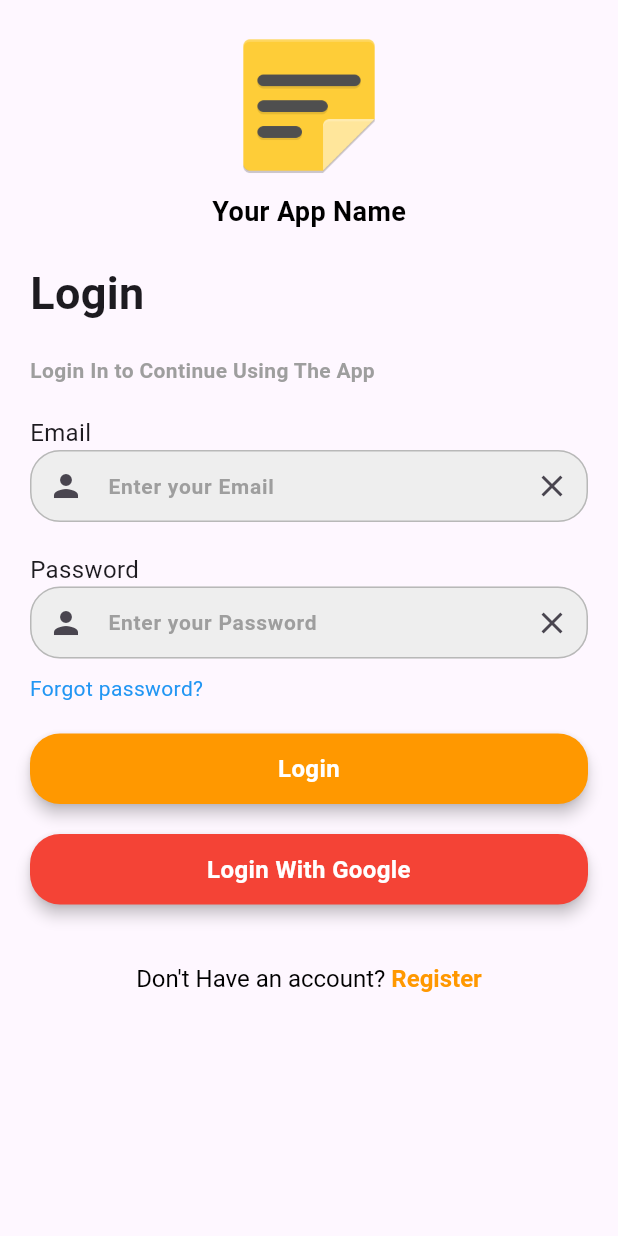
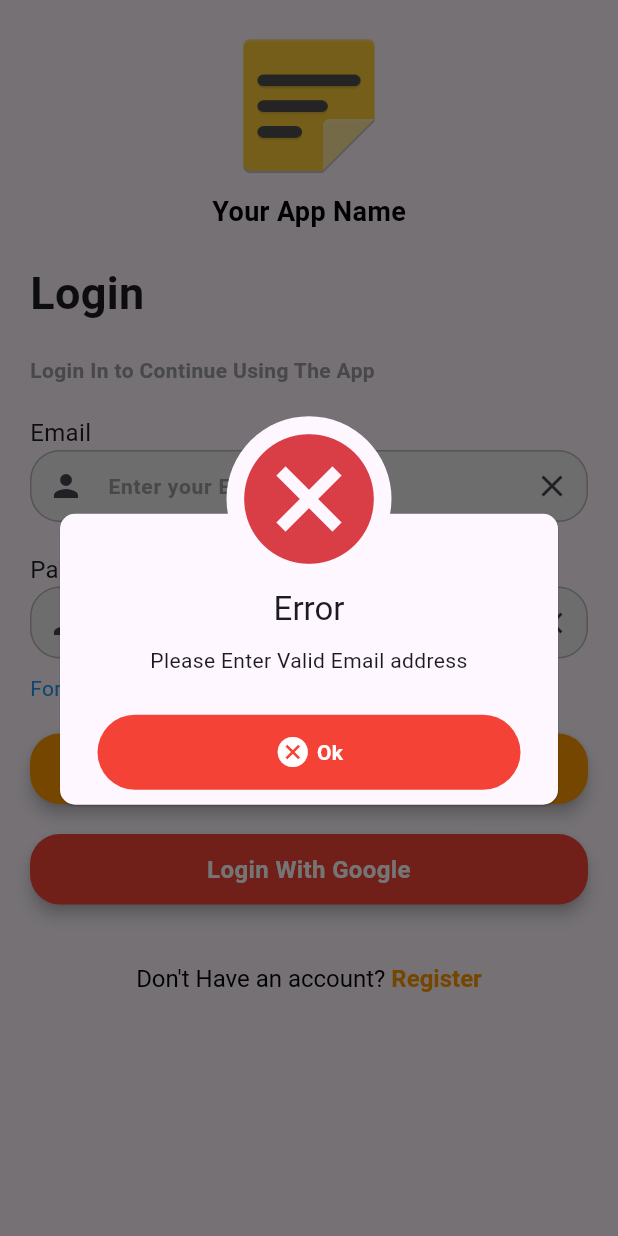
Before and after one commit to Tawir/firebase_install, a Flutter app: the Login screen opened by its route, after a tap on "Forgot password?", on a phone screen of 412 x 824 dp. Run offline on Flutter 3.47's test engine with Material 3 defaults, Android fonts, the phone set to English and light mode, and no system bars; our stand-ins replace awesome_dialog, cloud_firestore, firebase_auth, firebase_core, google_sign_in; missing offline and left inert: dart:js_util; accounts and stored records are empty.

Commit message:
enhance ui , llogin with google account  ,add Category function

```diff
--- a/lib/auth/login.dart
+++ b/lib/auth/login.dart
@@ -4,6 +4,7 @@ import 'package:chat_app/compnent/customlogo.dart';
 import 'package:chat_app/compnent/cutom_button.dart';
 import 'package:firebase_auth/firebase_auth.dart';
 import 'package:flutter/material.dart';
+import 'package:google_sign_in/google_sign_in.dart';
 
 class Login extends StatefulWidget {
   const Login({Key? key}) : super(key: key);
@@ -16,6 +17,32 @@ class _LoginState extends State<Login> {
   TextEditingController emailController = TextEditingController();
   TextEditingController passwordController = TextEditingController();
   GlobalKey<FormState> formstate = GlobalKey<FormState>();
+
+  Future<void> signInWithGoogle() async {
+    try {
+      final GoogleSignInAccount? googleUser = await GoogleSignIn().signIn();
+      if (googleUser == null) {
+        return;
+      }
+      final GoogleSignInAuthentication googleAuth =
+          await googleUser.authentication;
+
+      final credential = GoogleAuthProvider.credential(
+        accessToken: googleAuth.accessToken,
+        idToken: googleAuth.idToken,
+      );
+
+      await FirebaseAuth.instance.signInWithCredential(credential);
+      Navigator.pushReplacementNamed(context, 'homepage');
+    } catch (e) {
+      print("Google Sign-In Error: $e");
+      // Handle Google sign-in errors
+      // For example, show an error dialog or toast
+      ScaffoldMessenger.of(context).showSnackBar(
+        SnackBar(content: Text('Google sign-in failed. Please try again.')),
+      );
+    }
+  }
 
   @override
   Widget build(BuildContext context) {
@@ -33,12 +60,14 @@ class _LoginState extends State<Login> {
                   const SizedBox(height: 20),
                   Text(
                     'Login',
-                    style: TextStyle(fontSize: 30.0, fontWeight: FontWeight.bold),
+                    style:
+                        TextStyle(fontSize: 30.0, fontWeight: FontWeight.bold),
                   ),
                   const SizedBox(height: 20),
                   Text(
                     'Login In to Continue Using The App',
-                    style: TextStyle(color: Colors.grey, fontWeight: FontWeight.bold),
+                    style: TextStyle(
+                        color: Colors.grey, fontWeight: FontWeight.bold),
                   ),
                   const SizedBox(height: 20),
                   Text('Email', style: TextStyle(fontSize: 16)),
@@ -47,7 +76,6 @@ class _LoginState extends State<Login> {
                     myController: emailController,
                     validator: (val) {
                       if (val == "") return 'Please enter your email';
-                      // Add additional validation if needed
                       return null;
                     },
                   ),
@@ -58,19 +86,56 @@ class _LoginState extends State<Login> {
                     myController: passwordController,
                     validator: (val) {
                       if (val == "") return 'Please enter your password';
-                      // Add additional validation if needed
                       return null;
                     },
                   ),
                   InkWell(
-                    onTap: () {
+                    onTap: () async {
+                      if (emailController.text == "") {
+                        AwesomeDialog(
+                          context: context,
+                          dialogType: DialogType.error,
+                          animType: AnimType.rightSlide,
+                          title: 'Error',
+                          desc: 'Please Enter Valid Email address',
+                          btnOkOnPress: () {},
+                          btnOkIcon: Icons.cancel,
+                          btnOkColor: Colors.red,
+                        ).show();
+                        return;
+                      }
+                      try {
+                        await FirebaseAuth.instance.sendPasswordResetEmail(
+                            email: emailController.text);
+                        AwesomeDialog(
+                          context: context,
+                          dialogType: DialogType.success,
+                          animType: AnimType.rightSlide,
+                          title: 'Success',
+                          desc: 'Email Reset Link was sent to your Email',
+                          btnOkOnPress: () {},
+                          btnOkIcon: Icons.check,
+                          btnOkColor: Colors.green,
+                        ).show();
+                      } catch (e) {
+                                                 AwesomeDialog(
+                        context: context,
+                        dialogType: DialogType.error,
+                        animType: AnimType.rightSlide,
+                        title: 'Error',
+                        desc: 'Please enter valid Email',
+                        btnOkOnPress: () {},
+                        btnOkIcon: Icons.check,
+                        btnOkColor: Colors.red,
+                      ).show();
+                        print(e);
+                      }
                       // Navigate to password reset screen
                     },
                     child: const Padding(
                       padding: EdgeInsets.only(top: 10, bottom: 20),
                       child: Text(
                         'Forgot password?',
-                        textAlign: TextAlign.right,
                         style: TextStyle(fontSize: 14, color: Colors.blue),
                       ),
                     ),
@@ -83,31 +148,34 @@ class _LoginState extends State<Login> {
               onPressed: () async {
                 if (formstate.currentState!.validate()) {
                   try {
-                    final credential = await FirebaseAuth.instance.signInWithEmailAndPassword(
+                    final credential =
+                        await FirebaseAuth.instance.signInWithEmailAndPassword(
                       email: emailController.text,
                       password: passwordController.text,
                     );
-                    // Navigate to home screen or show success message
+                    if (credential.user != null) {
+                      if (credential.user!.emailVerified) {
+                        Navigator.pushReplacementNamed(context, 'homepage');
+                      } else {
+                        print('Please verify your email.');
+                      }
+                    }
                   } on FirebaseAuthException catch (e) {
-                    String errorMessage = 'An error occurred';
-                    if (e.code == 'user-not-found') {
-                      errorMessage = 'No user found for that email.';
-                    } else if (e.code == 'wrong-password') {
-                      errorMessage = 'Wrong password provided for that user.';
-                    }
+                    if (e.code == 'user-not-found' ||
+                        e.code == 'wrong-password') {
                       AwesomeDialog(
                         context: context,
                         dialogType: DialogType.error,
                         animType: AnimType.rightSlide,
-                      headerAnimationLoop: false,
                         title: 'Error',
-                      desc: errorMessage,
+                        desc: e.message ?? 'Authentication failed',
                         btnOkOnPress: () {},
                         btnOkIcon: Icons.cancel,
                         btnOkColor: Colors.red,
                       ).show();
+                    }
                   } catch (e) {
-                    print(e);
+                    print("Login Error: $e");
                     ScaffoldMessenger.of(context).showSnackBar(
                       const SnackBar(
                         content: Text('An unexpected error occurred'),
@@ -121,9 +189,7 @@ class _LoginState extends State<Login> {
             const SizedBox(height: 20),
             CustomButton(
               title: 'Login With Google',
-              onPressed: () {
-                // Implement Google sign-in functionality
-              },
+              onPressed: signInWithGoogle,
               color: Colors.red,
             ),
             const SizedBox(height: 20),
--- a/lib/auth/signup.dart
+++ b/lib/auth/signup.dart
@@ -105,11 +105,13 @@ class _SignUpState extends State<SignUp> {
               onPressed: () async {
                 if (_formKey.currentState!.validate()) {
                   try {
+                    // ignore: unused_local_variable
                     final credential = await FirebaseAuth.instance.createUserWithEmailAndPassword(
                       email: _emailController.text,
                       password: _passwordController.text,
                     );
-                    Navigator.pushReplacementNamed(context, 'homepage');
+                    FirebaseAuth.instance.currentUser!.sendEmailVerification();
+                    Navigator.pushReplacementNamed(context, 'login');
                   } on FirebaseAuthException catch (e) {
                     String errorMessage = 'An error occurred';
                     if (e.code == 'weak-password') {
```
Also changed, not shown: lib/categories/add_category.dart (added, +87 -0 lines), lib/home_page.dart (+72 -13 lines), lib/main.dart (+19 -2 lines), assets/20-folder-png-image.png (added). Lines whose indentation alone changed are shown as unchanged.
